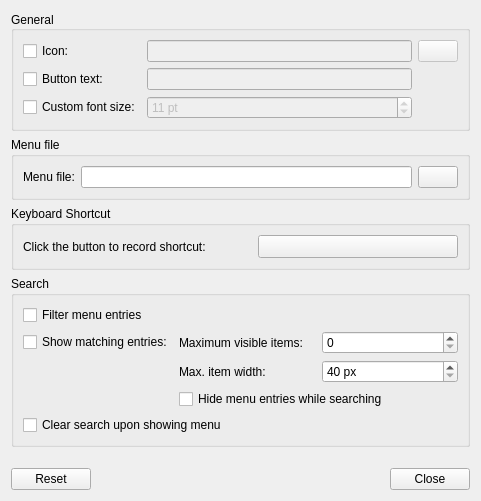
This is plugin-mainmenu/lxqtmainmenuconfiguration.ui in lxqt/lxqt-panel as Qt 5 draws it before an edit. The edited form follows.
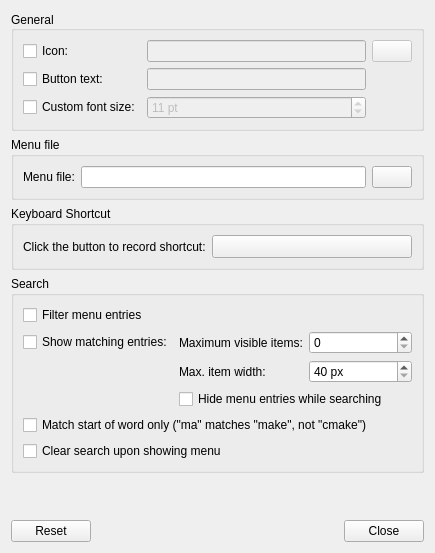
This is the edited form. Custom widgets are drawn as their Qt base class.

Commit message:
mainmenu: Make filtering from start of word optional.
And make it work in either filter or list mode.

Diff of the .ui file:
```diff
--- a/plugin-mainmenu/lxqtmainmenuconfiguration.ui
+++ b/plugin-mainmenu/lxqtmainmenuconfiguration.ui
@@ -2,14 +2,6 @@
 <ui version="4.0">
  <class>LXQtMainMenuConfiguration</class>
  <widget class="QDialog" name="LXQtMainMenuConfiguration">
-  <property name="geometry">
-   <rect>
-    <x>0</x>
-    <y>0</y>
-    <width>481</width>
-    <height>501</height>
-   </rect>
-  </property>
   <property name="windowTitle">
    <string>Main Menu settings</string>
   </property>
@@ -212,6 +204,13 @@
        </widget>
       </item>
       <item row="4" column="0" colspan="3">
+       <widget class="QCheckBox" name="filterStartOfWordCB">
+        <property name="text">
+         <string>Match start of word only (&quot;ma&quot; matches &quot;make&quot;, not &quot;cmake&quot;)</string>
+        </property>
+       </widget>
+      </item>
+      <item row="5" column="0" colspan="3">
        <widget class="QCheckBox" name="filterClearCB">
         <property name="text">
          <string>Clear search upon showing menu</string>
```
The commit also changes 5 other files.
